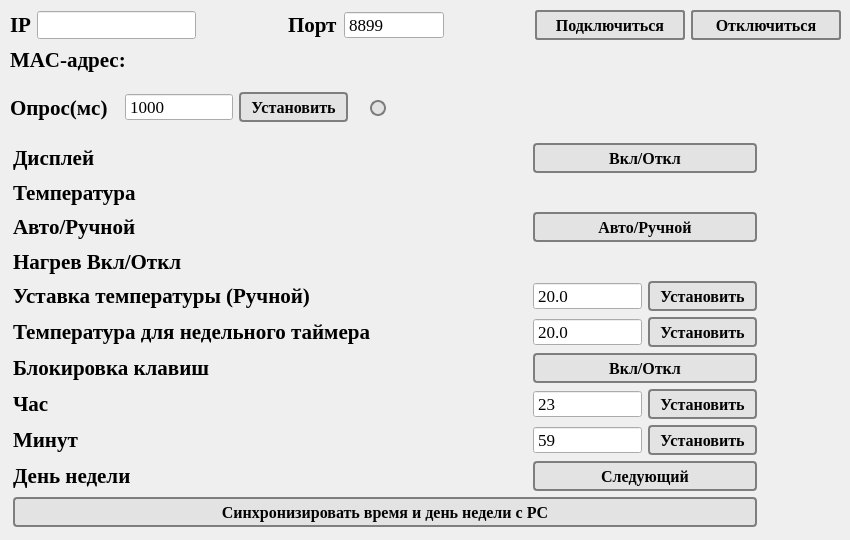
First picture: the form in qt/wind.ui, repository Dmitry123654789/Termostat-BHT-006, before the edit.
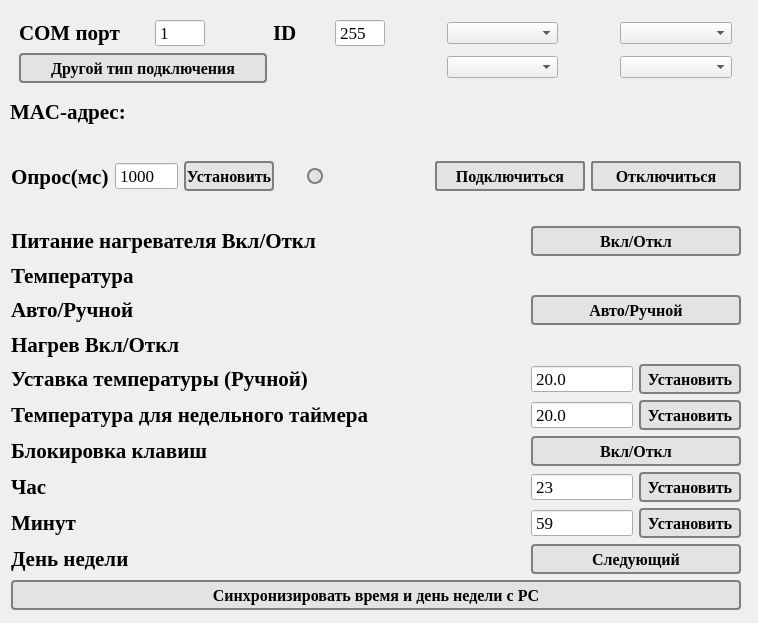
Second picture: the form after the edit. Icons and pictures are not drawn.

Diff of the .ui file:
```diff
--- a/qt/wind.ui
+++ b/qt/wind.ui
@@ -6,20 +6,20 @@
    <rect>
     <x>0</x>
     <y>0</y>
-    <width>850</width>
-    <height>540</height>
+    <width>758</width>
+    <height>623</height>
    </rect>
   </property>
   <property name="minimumSize">
    <size>
-    <width>850</width>
-    <height>540</height>
+    <width>500</width>
+    <height>500</height>
    </size>
   </property>
   <property name="maximumSize">
    <size>
-    <width>850</width>
-    <height>540</height>
+    <width>10000</width>
+    <height>10000</height>
    </size>
   </property>
   <property name="sizeIncrement">
@@ -55,9 +55,9 @@
    <widget class="QWidget" name="layoutWidget">
     <property name="geometry">
      <rect>
-      <x>10</x>
-      <y>90</y>
-      <width>338</width>
+      <x>11</x>
+      <y>159</y>
+      <width>730</width>
       <height>35</height>
      </rect>
     </property>
@@ -133,165 +133,119 @@
        </property>
       </widget>
      </item>
-    </layout>
-   </widget>
-   <widget class="QWidget" name="layoutWidget">
-    <property name="geometry">
-     <rect>
-      <x>10</x>
-      <y>10</y>
-      <width>831</width>
-      <height>64</height>
-     </rect>
-    </property>
-    <layout class="QVBoxLayout" name="verticalLayout">
      <item>
-      <layout class="QHBoxLayout" name="horizontalLayout">
-       <item>
-        <widget class="QLabel" name="label_2">
-         <property name="font">
-          <font>
-           <family>Times New Roman</family>
-           <pointsize>16</pointsize>
-           <bold>true</bold>
-          </font>
-         </property>
-         <property name="text">
-          <string>IP</string>
-         </property>
-        </widget>
-       </item>
-       <item>
-        <widget class="QLineEdit" name="lineEdit_ip">
-         <property name="font">
-          <font>
-           <family>Times New Roman</family>
-           <pointsize>13</pointsize>
-          </font>
-         </property>
-        </widget>
-       </item>
-       <item>
-        <spacer name="horizontalSpacer">
-         <property name="orientation">
-          <enum>Qt::Orientation::Horizontal</enum>
-         </property>
-         <property name="sizeHint" stdset="0">
-          <size>
-           <width>40</width>
-           <height>20</height>
-          </size>
-         </property>
-        </spacer>
-       </item>
-       <item>
-        <widget class="QLabel" name="label">
-         <property name="font">
-          <font>
-           <family>Times New Roman</family>
-           <pointsize>16</pointsize>
-           <bold>true</bold>
-          </font>
-         </property>
-         <property name="text">
-          <string>Порт</string>
-         </property>
-        </widget>
-       </item>
-       <item>
-        <widget class="QSpinBox" name="lineEdit_port">
-         <property name="minimumSize">
-          <size>
-           <width>100</width>
-           <height>0</height>
-          </size>
-         </property>
-         <property name="font">
-          <font>
-           <family>Times New Roman</family>
-           <pointsize>13</pointsize>
-          </font>
-         </property>
-         <property name="alignment">
-          <set>Qt::AlignmentFlag::AlignLeading|Qt::AlignmentFlag::AlignLeft|Qt::AlignmentFlag::AlignVCenter</set>
-         </property>
-         <property name="buttonSymbols">
-          <enum>QAbstractSpinBox::ButtonSymbols::NoButtons</enum>
-         </property>
-         <property name="minimum">
-          <number>100</number>
-         </property>
-         <property name="maximum">
-          <number>66000</number>
-         </property>
-         <property name="value">
-          <number>8899</number>
-         </property>
-        </widget>
-       </item>
-       <item>
-        <spacer name="horizontalSpacer_2">
-         <property name="orientation">
-          <enum>Qt::Orientation::Horizontal</enum>
-         </property>
-         <property name="sizeHint" stdset="0">
-          <size>
-           <width>40</width>
-           <height>20</height>
-          </size>
-         </property>
-        </spacer>
-       </item>
-       <item>
-        <widget class="QPushButton" name="pushButton_set_device">
-         <property name="minimumSize">
-          <size>
-           <width>150</width>
-           <height>30</height>
-          </size>
-         </property>
-         <property name="font">
-          <font>
-           <family>Times New Roman</family>
-           <pointsize>12</pointsize>
-           <bold>true</bold>
-          </font>
-         </property>
-         <property name="styleSheet">
-          <string notr="true">QPushButton{
-	background-color: rgb(227, 227, 227);
+      <spacer name="horizontalSpacer_12">
+       <property name="orientation">
+        <enum>Qt::Orientation::Horizontal</enum>
+       </property>
+       <property name="sizeHint" stdset="0">
+        <size>
+         <width>40</width>
+         <height>20</height>
+        </size>
+       </property>
+      </spacer>
+     </item>
+     <item>
+      <widget class="QPushButton" name="pushButton_upload">
+       <property name="enabled">
+        <bool>false</bool>
+       </property>
+       <property name="minimumSize">
+        <size>
+         <width>16</width>
+         <height>16</height>
+        </size>
+       </property>
+       <property name="maximumSize">
+        <size>
+         <width>16</width>
+         <height>16</height>
+        </size>
+       </property>
+       <property name="styleSheet">
+        <string notr="true">QPushButton{
+background-color: rgb(227, 227, 227);
 	color: rgb(3, 3, 3);
 	border: 2px solid rgb(126, 126, 126);
-	border-radius: 3px
+	border-radius: 8px
 }
-
-QPushButton:hover{
-	background-color: rgb(30, 170, 14);
-	color: rgb(255, 255, 255);
-}</string>
-         </property>
-         <property name="text">
-          <string>Подключиться</string>
-         </property>
-        </widget>
-       </item>
-       <item>
-        <widget class="QPushButton" name="pushButton_unset_device">
-         <property name="minimumSize">
-          <size>
-           <width>150</width>
-           <height>30</height>
-          </size>
-         </property>
-         <property name="font">
-          <font>
-           <family>Times New Roman</family>
-           <pointsize>12</pointsize>
-           <bold>true</bold>
-          </font>
-         </property>
-         <property name="styleSheet">
-          <string notr="true">QPushButton{
+</string>
+       </property>
+       <property name="text">
+        <string/>
+       </property>
+      </widget>
+     </item>
+     <item>
+      <spacer name="horizontalSpacer_16">
+       <property name="orientation">
+        <enum>Qt::Orientation::Horizontal</enum>
+       </property>
+       <property name="sizeHint" stdset="0">
+        <size>
+         <width>40</width>
+         <height>20</height>
+        </size>
+       </property>
+      </spacer>
+     </item>
+     <item>
+      <spacer name="horizontalSpacer_15">
+       <property name="orientation">
+        <enum>Qt::Orientation::Horizontal</enum>
+       </property>
+       <property name="sizeHint" stdset="0">
+        <size>
+         <width>40</width>
+         <height>20</height>
+        </size>
+       </property>
+      </spacer>
+     </item>
+     <item>
+      <spacer name="horizontalSpacer_14">
+       <property name="orientation">
+        <enum>Qt::Orientation::Horizontal</enum>
+       </property>
+       <property name="sizeHint" stdset="0">
+        <size>
+         <width>40</width>
+         <height>20</height>
+        </size>
+       </property>
+      </spacer>
+     </item>
+     <item>
+      <spacer name="horizontalSpacer_13">
+       <property name="orientation">
+        <enum>Qt::Orientation::Horizontal</enum>
+       </property>
+       <property name="sizeHint" stdset="0">
+        <size>
+         <width>40</width>
+         <height>20</height>
+        </size>
+       </property>
+      </spacer>
+     </item>
+     <item>
+      <widget class="QPushButton" name="pushButton_set_device">
+       <property name="minimumSize">
+        <size>
+         <width>150</width>
+         <height>30</height>
+        </size>
+       </property>
+       <property name="font">
+        <font>
+         <family>Times New Roman</family>
+         <pointsize>12</pointsize>
+         <bold>true</bold>
+        </font>
+       </property>
+       <property name="styleSheet">
+        <string notr="true">QPushButton{
 	background-color: rgb(227, 227, 227);
 	color: rgb(3, 3, 3);
 	border: 2px solid rgb(126, 126, 126);
@@ -302,25 +256,42 @@
 	background-color: rgb(30, 170, 14);
 	color: rgb(255, 255, 255);
 }</string>
-         </property>
-         <property name="text">
-          <string>Отключиться</string>
-         </property>
-        </widget>
-       </item>
-      </layout>
+       </property>
+       <property name="text">
+        <string>Подключиться</string>
+       </property>
+      </widget>
      </item>
      <item>
-      <widget class="QLabel" name="label_mac_address">
+      <widget class="QPushButton" name="pushButton_unset_device">
+       <property name="minimumSize">
+        <size>
+         <width>150</width>
+         <height>30</height>
+        </size>
+       </property>
        <property name="font">
         <font>
          <family>Times New Roman</family>
-         <pointsize>16</pointsize>
+         <pointsize>12</pointsize>
          <bold>true</bold>
         </font>
        </property>
+       <property name="styleSheet">
+        <string notr="true">QPushButton{
+	background-color: rgb(227, 227, 227);
+	color: rgb(3, 3, 3);
+	border: 2px solid rgb(126, 126, 126);
+	border-radius: 3px
+}
+
+QPushButton:hover{
+	background-color: rgb(30, 170, 14);
+	color: rgb(255, 255, 255);
+}</string>
+       </property>
        <property name="text">
-        <string>MAC-адрес: </string>
+        <string>Отключиться</string>
        </property>
       </widget>
      </item>
@@ -329,9 +300,9 @@
    <widget class="QWidget" name="layoutWidget">
     <property name="geometry">
      <rect>
-      <x>13</x>
-      <y>143</y>
-      <width>744</width>
+      <x>11</x>
+      <y>226</y>
+      <width>730</width>
       <height>384</height>
      </rect>
     </property>
@@ -764,7 +735,7 @@
         </font>
        </property>
        <property name="text">
-        <string>Дисплей</string>
+        <string>Питание нагревателя Вкл/Откл</string>
        </property>
       </widget>
      </item>
@@ -1032,29 +1003,456 @@
      </item>
     </layout>
    </widget>
-   <widget class="QPushButton" name="pushButton_upload">
-    <property name="enabled">
-     <bool>false</bool>
+   <widget class="QStackedWidget" name="stackedWidget">
+    <property name="geometry">
+     <rect>
+      <x>10</x>
+      <y>10</y>
+      <width>731</width>
+      <height>81</height>
+     </rect>
     </property>
+    <property name="currentIndex">
+     <number>0</number>
+    </property>
+    <widget class="QWidget" name="page_3">
+     <layout class="QGridLayout" name="gridLayout_6">
+      <item row="0" column="1">
+       <layout class="QGridLayout" name="gridLayout_7" columnstretch="3,3,1,1,2,1,2,1,2">
+        <item row="0" column="5">
+         <spacer name="horizontalSpacer_10">
+          <property name="orientation">
+           <enum>Qt::Orientation::Horizontal</enum>
+          </property>
+          <property name="sizeHint" stdset="0">
+           <size>
+            <width>40</width>
+            <height>20</height>
+           </size>
+          </property>
+         </spacer>
+        </item>
+        <item row="0" column="1">
+         <widget class="QSpinBox" name="lineEdit_slave_id_3">
+          <property name="minimumSize">
+           <size>
+            <width>50</width>
+            <height>0</height>
+           </size>
+          </property>
+          <property name="maximumSize">
+           <size>
+            <width>50</width>
+            <height>16777215</height>
+           </size>
+          </property>
+          <property name="font">
+           <font>
+            <family>Times New Roman</family>
+            <pointsize>13</pointsize>
+           </font>
+          </property>
+          <property name="alignment">
+           <set>Qt::AlignmentFlag::AlignLeading|Qt::AlignmentFlag::AlignLeft|Qt::AlignmentFlag::AlignVCenter</set>
+          </property>
+          <property name="buttonSymbols">
+           <enum>QAbstractSpinBox::ButtonSymbols::NoButtons</enum>
+          </property>
+          <property name="minimum">
+           <number>1</number>
+          </property>
+          <property name="maximum">
+           <number>255</number>
+          </property>
+          <property name="value">
+           <number>1</number>
+          </property>
+         </widget>
+        </item>
+        <item row="0" column="7">
+         <spacer name="horizontalSpacer_11">
+          <property name="orientation">
+           <enum>Qt::Orientation::Horizontal</enum>
+          </property>
+          <property name="sizeHint" stdset="0">
+           <size>
+            <width>10</width>
+            <height>20</height>
+           </size>
+          </property>
+         </spacer>
+        </item>
+        <item row="0" column="2">
+         <spacer name="horizontalSpacer_7">
+          <property name="orientation">
+           <enum>Qt::Orientation::Horizontal</enum>
+          </property>
+          <property name="sizeHint" stdset="0">
+           <size>
+            <width>40</width>
+            <height>20</height>
+           </size>
+          </property>
+         </spacer>
+        </item>
+        <item row="0" column="3">
+         <widget class="QLabel" name="label_mac_address_4">
+          <property name="font">
+           <font>
+            <family>Times New Roman</family>
+            <pointsize>16</pointsize>
+            <bold>true</bold>
+           </font>
+          </property>
+          <property name="text">
+           <string>ID</string>
+          </property>
+         </widget>
+        </item>
+        <item row="0" column="6">
+         <widget class="QComboBox" name="comboBox"/>
+        </item>
+        <item row="0" column="4">
+         <widget class="QSpinBox" name="lineEdit_slave_id">
+          <property name="minimumSize">
+           <size>
+            <width>50</width>
+            <height>0</height>
+           </size>
+          </property>
+          <property name="maximumSize">
+           <size>
+            <width>50</width>
+            <height>50</height>
+           </size>
+          </property>
+          <property name="font">
+           <font>
+            <family>Times New Roman</family>
+            <pointsize>13</pointsize>
+           </font>
+          </property>
+          <property name="alignment">
+           <set>Qt::AlignmentFlag::AlignLeading|Qt::AlignmentFlag::AlignLeft|Qt::AlignmentFlag::AlignVCenter</set>
+          </property>
+          <property name="buttonSymbols">
+           <enum>QAbstractSpinBox::ButtonSymbols::NoButtons</enum>
+          </property>
+          <property name="minimum">
+           <number>1</number>
+          </property>
+          <property name="maximum">
+           <number>255</number>
+          </property>
+          <property name="value">
+           <number>255</number>
+          </property>
+         </widget>
+        </item>
+        <item row="0" column="0">
+         <widget class="QLabel" name="label_15">
+          <property name="minimumSize">
+           <size>
+            <width>0</width>
+            <height>0</height>
+           </size>
+          </property>
+          <property name="maximumSize">
+           <size>
+            <width>130</width>
+            <height>16777215</height>
+           </size>
+          </property>
+          <property name="font">
+           <font>
+            <family>Times New Roman</family>
+            <pointsize>16</pointsize>
+            <bold>true</bold>
+           </font>
+          </property>
+          <property name="text">
+           <string>COM порт</string>
+          </property>
+         </widget>
+        </item>
+        <item row="1" column="6">
+         <widget class="QComboBox" name="comboBox_3"/>
+        </item>
+        <item row="0" column="8">
+         <widget class="QComboBox" name="comboBox_2"/>
+        </item>
+        <item row="1" column="8">
+         <widget class="QComboBox" name="comboBox_4"/>
+        </item>
+        <item row="1" column="0" colspan="3">
+         <widget class="QPushButton" name="pushButton_synchronize_date_4">
+          <property name="minimumSize">
+           <size>
+            <width>0</width>
+            <height>30</height>
+           </size>
+          </property>
+          <property name="font">
+           <font>
+            <family>Times New Roman</family>
+            <pointsize>12</pointsize>
+            <bold>true</bold>
+           </font>
+          </property>
+          <property name="styleSheet">
+           <string notr="true">QPushButton{
+	background-color: rgb(227, 227, 227);
+	color: rgb(3, 3, 3);
+	border: 2px solid rgb(126, 126, 126);
+	border-radius: 4px
+}
+
+QPushButton:hover{
+	background-color: rgb(252, 255, 216);
+}</string>
+          </property>
+          <property name="text">
+           <string>Другой тип подключения</string>
+          </property>
+         </widget>
+        </item>
+       </layout>
+      </item>
+     </layout>
+    </widget>
+    <widget class="QWidget" name="page_4">
+     <widget class="QWidget" name="horizontalLayoutWidget_2">
+      <property name="geometry">
+       <rect>
+        <x>0</x>
+        <y>10</y>
+        <width>731</width>
+        <height>62</height>
+       </rect>
+      </property>
+      <layout class="QGridLayout" name="gridLayout_8">
+       <item row="0" column="1">
+        <widget class="QLineEdit" name="lineEdit_ip">
+         <property name="font">
+          <font>
+           <family>Times New Roman</family>
+           <pointsize>13</pointsize>
+          </font>
+         </property>
+         <property name="text">
+          <string>192.168.1.</string>
+         </property>
+        </widget>
+       </item>
+       <item row="0" column="7">
+        <widget class="QLabel" name="label_mac_address_3">
+         <property name="font">
+          <font>
+           <family>Times New Roman</family>
+           <pointsize>16</pointsize>
+           <bold>true</bold>
+          </font>
+         </property>
+         <property name="text">
+          <string>ID</string>
+         </property>
+        </widget>
+       </item>
+       <item row="0" column="0">
+        <widget class="QLabel" name="label_2">
+         <property name="font">
+          <font>
+           <family>Times New Roman</family>
+           <pointsize>16</pointsize>
+           <bold>true</bold>
+          </font>
+         </property>
+         <property name="text">
+          <string>IP</string>
+         </property>
+        </widget>
+       </item>
+       <item row="1" column="0" colspan="6">
+        <widget class="QPushButton" name="pushButton_synchronize_date_5">
+         <property name="minimumSize">
+          <size>
+           <width>0</width>
+           <height>30</height>
+          </size>
+         </property>
+         <property name="maximumSize">
+          <size>
+           <width>246</width>
+           <height>16777215</height>
+          </size>
+         </property>
+         <property name="font">
+          <font>
+           <family>Times New Roman</family>
+           <pointsize>12</pointsize>
+           <bold>true</bold>
+          </font>
+         </property>
+         <property name="styleSheet">
+          <string notr="true">QPushButton{
+	background-color: rgb(227, 227, 227);
+	color: rgb(3, 3, 3);
+	border: 2px solid rgb(126, 126, 126);
+	border-radius: 4px
+}
+
+QPushButton:hover{
+	background-color: rgb(252, 255, 216);
+}</string>
+         </property>
+         <property name="text">
+          <string>Другой тип подключения</string>
+         </property>
+        </widget>
+       </item>
+       <item row="0" column="9">
+        <spacer name="horizontalSpacer_9">
+         <property name="orientation">
+          <enum>Qt::Orientation::Horizontal</enum>
+         </property>
+         <property name="sizeHint" stdset="0">
+          <size>
+           <width>40</width>
+           <height>20</height>
+          </size>
+         </property>
+        </spacer>
+       </item>
+       <item row="0" column="6">
+        <spacer name="horizontalSpacer_8">
+         <property name="orientation">
+          <enum>Qt::Orientation::Horizontal</enum>
+         </property>
+         <property name="sizeHint" stdset="0">
+          <size>
+           <width>40</width>
+           <height>20</height>
+          </size>
+         </property>
+        </spacer>
+       </item>
+       <item row="0" column="5">
+        <widget class="QSpinBox" name="lineEdit_port_2">
+         <property name="minimumSize">
+          <size>
+           <width>100</width>
+           <height>0</height>
+          </size>
+         </property>
+         <property name="font">
+          <font>
+           <family>Times New Roman</family>
+           <pointsize>13</pointsize>
+          </font>
+         </property>
+         <property name="alignment">
+          <set>Qt::AlignmentFlag::AlignLeading|Qt::AlignmentFlag::AlignLeft|Qt::AlignmentFlag::AlignVCenter</set>
+         </property>
+         <property name="buttonSymbols">
+          <enum>QAbstractSpinBox::ButtonSymbols::NoButtons</enum>
+         </property>
+         <property name="minimum">
+          <number>100</number>
+         </property>
+         <property name="maximum">
+          <number>66000</number>
+         </property>
+         <property name="value">
+          <number>8899</number>
+         </property>
+        </widget>
+       </item>
+       <item row="0" column="3">
+        <widget class="QLabel" name="label_16">
+         <property name="minimumSize">
+          <size>
+           <width>0</width>
+           <height>0</height>
+          </size>
+         </property>
+         <property name="font">
+          <font>
+           <family>Times New Roman</family>
+           <pointsize>16</pointsize>
+           <bold>true</bold>
+          </font>
+         </property>
+         <property name="text">
+          <string>Порт</string>
+         </property>
+        </widget>
+       </item>
+       <item row="0" column="2">
+        <spacer name="horizontalSpacer">
+         <property name="orientation">
+          <enum>Qt::Orientation::Horizontal</enum>
+         </property>
+         <property name="sizeHint" stdset="0">
+          <size>
+           <width>40</width>
+           <height>20</height>
+          </size>
+         </property>
+        </spacer>
+       </item>
+       <item row="0" column="8">
+        <widget class="QSpinBox" name="lineEdit_slave_id_4">
+         <property name="minimumSize">
+          <size>
+           <width>100</width>
+           <height>0</height>
+          </size>
+         </property>
+         <property name="font">
+          <font>
+           <family>Times New Roman</family>
+           <pointsize>13</pointsize>
+          </font>
+         </property>
+         <property name="alignment">
+          <set>Qt::AlignmentFlag::AlignLeading|Qt::AlignmentFlag::AlignLeft|Qt::AlignmentFlag::AlignVCenter</set>
+         </property>
+         <property name="buttonSymbols">
+          <enum>QAbstractSpinBox::ButtonSymbols::NoButtons</enum>
+         </property>
+         <property name="minimum">
+          <number>1</number>
+         </property>
+         <property name="maximum">
+          <number>255</number>
+         </property>
+         <property name="value">
+          <number>1</number>
+         </property>
+        </widget>
+       </item>
+      </layout>
+     </widget>
+    </widget>
+   </widget>
+   <widget class="QLabel" name="label_mac_address">
     <property name="geometry">
      <rect>
-      <x>370</x>
+      <x>10</x>
       <y>100</y>
-      <width>16</width>
-      <height>16</height>
+      <width>721</width>
+      <height>24</height>
      </rect>
     </property>
-    <property name="styleSheet">
-     <string notr="true">QPushButton{
-background-color: rgb(227, 227, 227);
-	color: rgb(3, 3, 3);
-	border: 2px solid rgb(126, 126, 126);
-	border-radius: 8px
-}
-</string>
+    <property name="font">
+     <font>
+      <family>Times New Roman</family>
+      <pointsize>16</pointsize>
+      <bold>true</bold>
+     </font>
     </property>
     <property name="text">
-     <string/>
+     <string>MAC-адрес: </string>
     </property>
    </widget>
   </widget>
```
